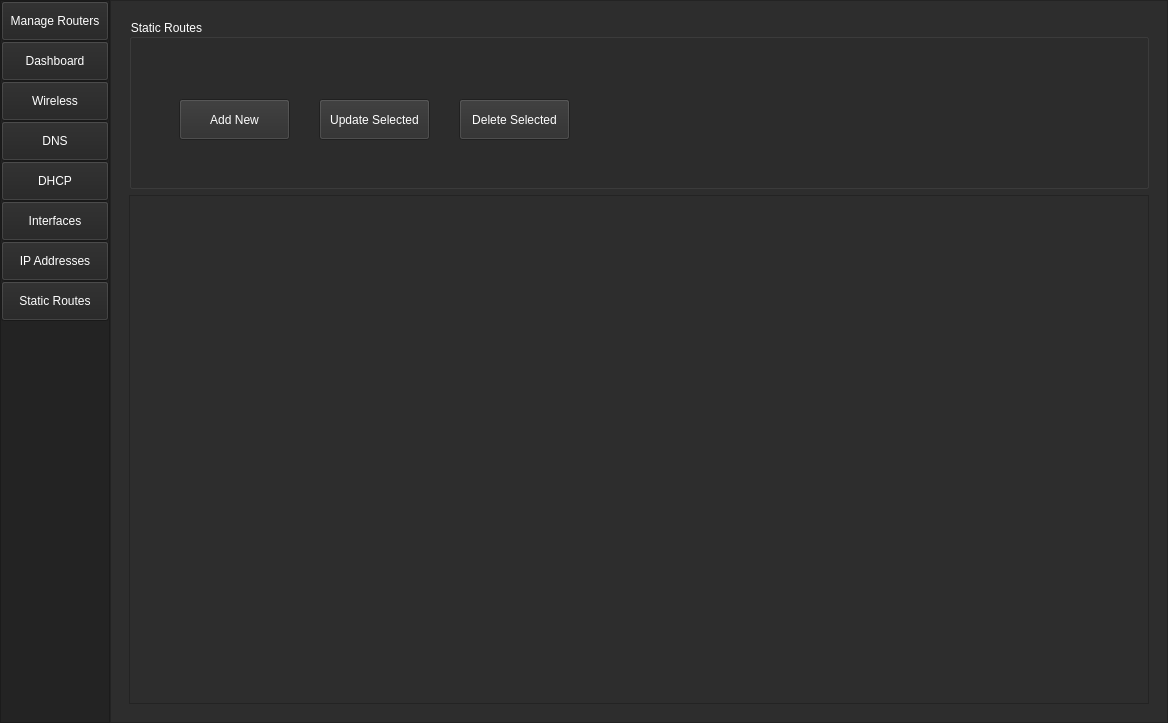
This is UI/ui_main.ui in monico18/LTI-SDN-Controller as Qt 5 draws it before an edit. The edited form follows.
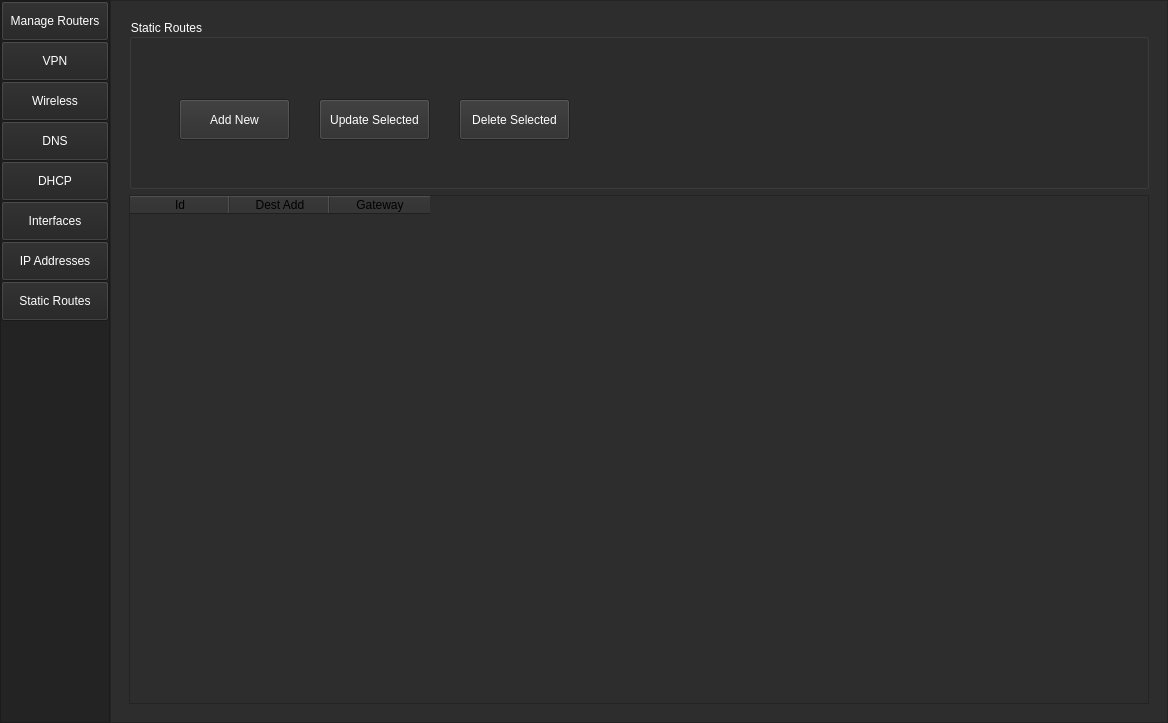
This is the edited form. The open tabs and pages were chosen to show the change.

```diff
--- a/UI/ui_main.ui
+++ b/UI/ui_main.ui
@@ -596,7 +596,7 @@
                 <string notr="true"/>
                </property>
                <property name="text">
-                <string>Dashboard</string>
+                <string>VPN</string>
                </property>
               </widget>
              </item>
@@ -10765,6 +10765,21 @@
                 <attribute name="verticalHeaderVisible">
                  <bool>false</bool>
                 </attribute>
+                <column>
+                 <property name="text">
+                  <string>Id</string>
+                 </property>
+                </column>
+                <column>
+                 <property name="text">
+                  <string>Dest Add</string>
+                 </property>
+                </column>
+                <column>
+                 <property name="text">
+                  <string>Gateway</string>
+                 </property>
+                </column>
                </widget>
               </item>
              </layout>
```
